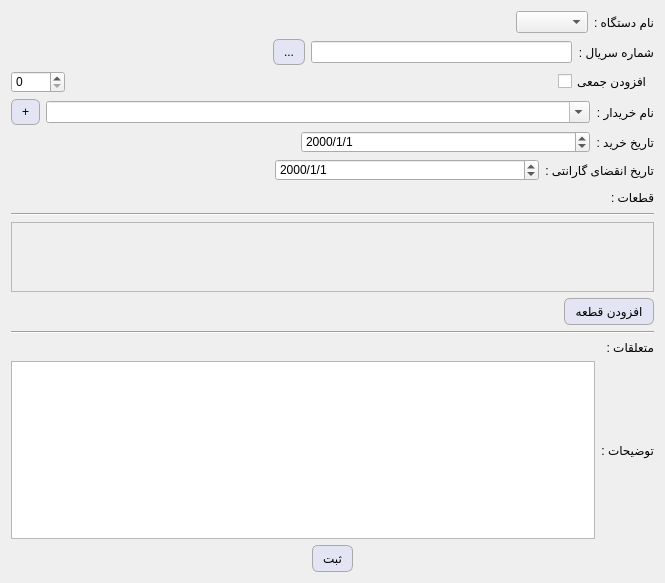
Before: the Qt Designer form deviceform.ui in kia-far/QtDBS, drawn with Qt 5.
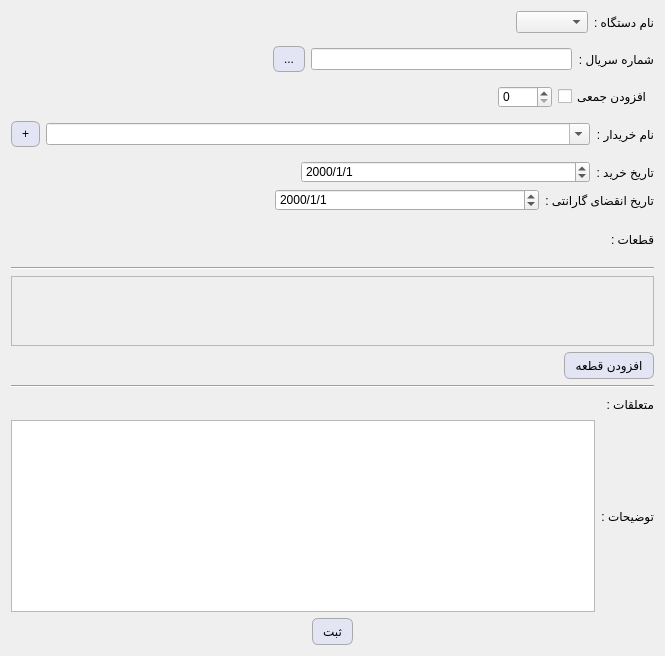
After: the same form once the commit is applied.

The edit to the form file:
```diff
--- a/deviceform.ui
+++ b/deviceform.ui
@@ -7,7 +7,7 @@
     <x>0</x>
     <y>0</y>
     <width>665</width>
-    <height>583</height>
+    <height>656</height>
    </rect>
   </property>
   <property name="windowTitle">
@@ -166,6 +166,19 @@
        </item>
        <item>
         <layout class="QHBoxLayout" name="horizontalLayout_12">
+         <item>
+          <spacer name="horizontalSpacer_4">
+           <property name="orientation">
+            <enum>Qt::Orientation::Horizontal</enum>
+           </property>
+           <property name="sizeHint" stdset="0">
+            <size>
+             <width>40</width>
+             <height>20</height>
+            </size>
+           </property>
+          </spacer>
+         </item>
          <item>
           <widget class="QSpinBox" name="spinBox">
            <property name="frame">
@@ -176,19 +189,6 @@
            </property>
           </widget>
          </item>
-         <item>
-          <spacer name="horizontalSpacer_4">
-           <property name="orientation">
-            <enum>Qt::Orientation::Horizontal</enum>
-           </property>
-           <property name="sizeHint" stdset="0">
-            <size>
-             <width>40</width>
-             <height>20</height>
-            </size>
-           </property>
-          </spacer>
-         </item>
          <item>
           <widget class="QCheckBox" name="checkBox">
            <property name="text">
@@ -406,7 +406,7 @@
             <x>0</x>
             <y>0</y>
             <width>637</width>
-            <height>52</height>
+            <height>73</height>
            </rect>
           </property>
           <layout class="QVBoxLayout" name="verticalLayout_8">
@@ -483,6 +483,19 @@
        </property>
        <item>
         <layout class="QHBoxLayout" name="horizontalLayout_8">
+         <item>
+          <spacer name="horizontalSpacer_10">
+           <property name="orientation">
+            <enum>Qt::Orientation::Horizontal</enum>
+           </property>
+           <property name="sizeHint" stdset="0">
+            <size>
+             <width>40</width>
+             <height>20</height>
+            </size>
+           </property>
+          </spacer>
+         </item>
          <item>
           <layout class="QGridLayout" name="cbg">
            <property name="sizeConstraint">
```
